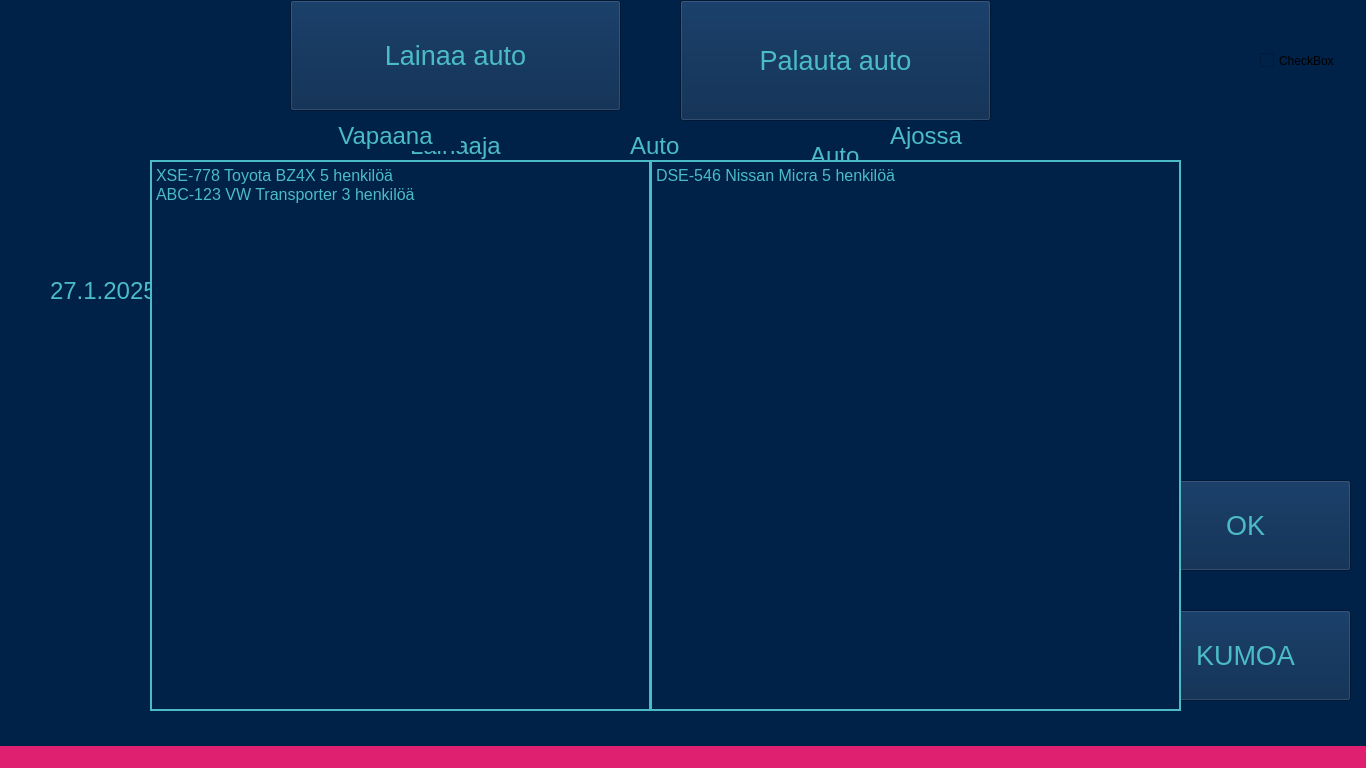
Qt form user.ui (HennaSalla/Autolainaus_Asiakas) before a commit.
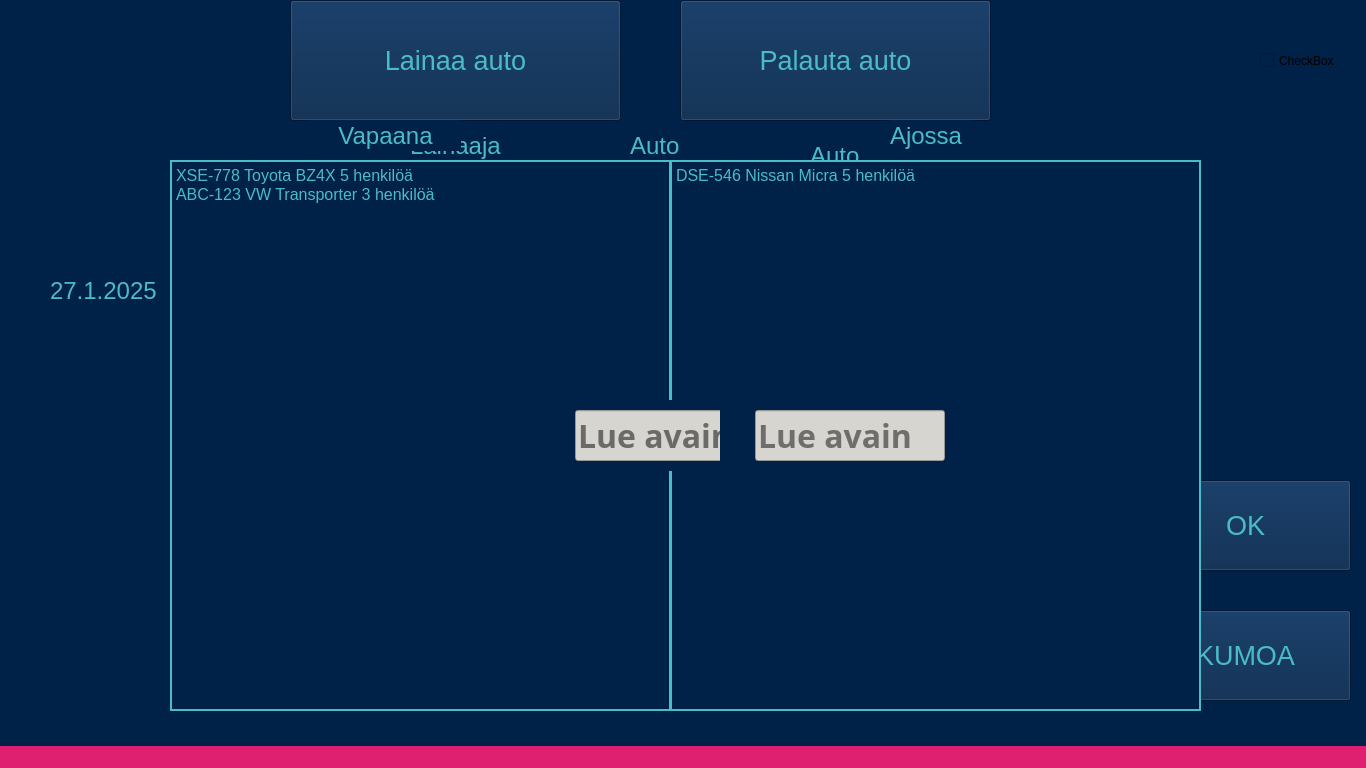
The same form after that commit. Icons and pictures are not drawn.

Diff of the .ui file:
```diff
--- a/user.ui
+++ b/user.ui
@@ -26,7 +26,7 @@
       <x>290</x>
       <y>0</y>
       <width>331</width>
-      <height>111</height>
+      <height>121</height>
      </rect>
     </property>
     <property name="font">
@@ -167,19 +167,22 @@
    <widget class="QLineEdit" name="keysLineEdit">
     <property name="geometry">
      <rect>
-      <x>760</x>
+      <x>755</x>
       <y>410</y>
-      <width>181</width>
-      <height>41</height>
+      <width>190</width>
+      <height>51</height>
      </rect>
     </property>
     <property name="font">
      <font>
-      <pointsize>18</pointsize>
+      <family>Trebuchet MS</family>
+      <pointsize>24</pointsize>
+      <bold>true</bold>
      </font>
     </property>
     <property name="styleSheet">
-     <string notr="true">color: rgb(75, 188, 197);</string>
+     <string notr="true">color: rgb(7, 7, 7);
+background-color: rgb(214, 213, 208);</string>
     </property>
     <property name="text">
      <string/>
@@ -328,7 +331,7 @@
     <property name="geometry">
      <rect>
       <x>740</x>
-      <y>460</y>
+      <y>470</y>
       <width>211</width>
       <height>81</height>
      </rect>
@@ -369,19 +372,22 @@
    <widget class="QLineEdit" name="keysReturnLineEdit">
     <property name="geometry">
      <rect>
-      <x>590</x>
+      <x>575</x>
       <y>410</y>
-      <width>181</width>
-      <height>41</height>
+      <width>190</width>
+      <height>51</height>
      </rect>
     </property>
     <property name="font">
      <font>
-      <pointsize>18</pointsize>
+      <family>Trebuchet MS</family>
+      <pointsize>24</pointsize>
+      <bold>true</bold>
      </font>
     </property>
     <property name="styleSheet">
-     <string notr="true">color: rgb(75, 188, 197);</string>
+     <string notr="true">color: rgb(0, 0, 0);
+background-color: rgb(214, 213, 208);</string>
     </property>
     <property name="text">
      <string/>
@@ -532,7 +538,7 @@
    <widget class="QPlainTextEdit" name="freeCarPlainTextEdit">
     <property name="geometry">
      <rect>
-      <x>150</x>
+      <x>170</x>
       <y>160</y>
       <width>501</width>
       <height>551</height>
@@ -565,7 +571,7 @@
    <widget class="QPlainTextEdit" name="drivingCarPlainTextEdit">
     <property name="geometry">
      <rect>
-      <x>650</x>
+      <x>670</x>
       <y>160</y>
       <width>531</width>
       <height>551</height>
@@ -594,6 +600,71 @@
 </string>
     </property>
    </widget>
+   <widget class="QLabel" name="registerLabel">
+    <property name="geometry">
+     <rect>
+      <x>720</x>
+      <y>400</y>
+      <width>241</width>
+      <height>71</height>
+     </rect>
+    </property>
+    <property name="text">
+     <string/>
+    </property>
+    <property name="pixmap">
+     <pixmap resource="userUiRescources.qrc">:/pictures/uiPictrues/EU-kilpi.png</pixmap>
+    </property>
+    <property name="scaledContents">
+     <bool>true</bool>
+    </property>
+   </widget>
+   <widget class="QLabel" name="registerReturnLabel">
+    <property name="geometry">
+     <rect>
+      <x>540</x>
+      <y>400</y>
+      <width>241</width>
+      <height>71</height>
+     </rect>
+    </property>
+    <property name="text">
+     <string/>
+    </property>
+    <property name="pixmap">
+     <pixmap resource="userUiRescources.qrc">:/pictures/uiPictrues/EU-kilpi.png</pixmap>
+    </property>
+    <property name="scaledContents">
+     <bool>true</bool>
+    </property>
+   </widget>
+   <zorder>takeCarPushButton</zorder>
+   <zorder>returnCarPushButton</zorder>
+   <zorder>humanLabel</zorder>
+   <zorder>borrowerLabel</zorder>
+   <zorder>carTakeLabel</zorder>
+   <zorder>carKeysLabel</zorder>
+   <zorder>clockPictureLabel</zorder>
+   <zorder>licenseLineEdit</zorder>
+   <zorder>calenderLabel</zorder>
+   <zorder>dateLabel</zorder>
+   <zorder>goBackPushButton</zorder>
+   <zorder>hourLabel</zorder>
+   <zorder>nameLabel</zorder>
+   <zorder>carInfoLabel</zorder>
+   <zorder>okPushButton</zorder>
+   <zorder>carKeysReturnLabel</zorder>
+   <zorder>carTakeReturnLabel</zorder>
+   <zorder>freeCarLabel</zorder>
+   <zorder>drivingCarLabel</zorder>
+   <zorder>soundCheckBox</zorder>
+   <zorder>carPicturesLabel</zorder>
+   <zorder>freeCarPlainTextEdit</zorder>
+   <zorder>drivingCarPlainTextEdit</zorder>
+   <zorder>registerReturnLabel</zorder>
+   <zorder>keysReturnLineEdit</zorder>
+   <zorder>registerLabel</zorder>
+   <zorder>keysLineEdit</zorder>
   </widget>
   <widget class="QMenuBar" name="menubar">
    <property name="geometry">
```
